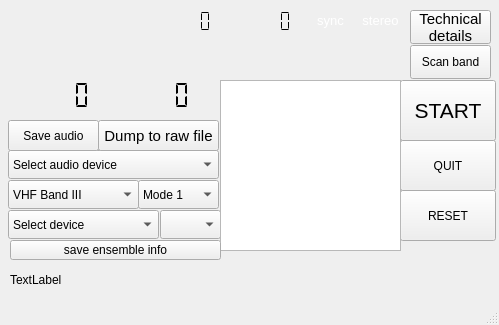
Old version of the form forms/dabradio.ui in the repository JvanKatwijk/qt-dab.
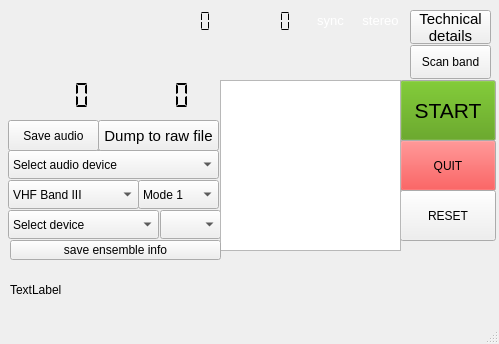
New version of the form.

Commit message: dabradio.ui: tool tips updated, start + quit colorized

Patch:
```diff
--- a/forms/dabradio.ui
+++ b/forms/dabradio.ui
@@ -7,7 +7,7 @@
     <x>0</x>
     <y>0</y>
     <width>499</width>
-    <height>325</height>
+    <height>344</height>
    </rect>
   </property>
   <property name="windowTitle">
@@ -234,7 +234,7 @@
       <x>10</x>
       <y>260</y>
       <width>471</width>
-      <height>41</height>
+      <height>61</height>
      </rect>
     </property>
     <property name="toolTip">
@@ -271,6 +271,43 @@
       <height>61</height>
      </rect>
     </property>
+    <property name="palette">
+     <palette>
+      <active>
+       <colorrole role="Button">
+        <brush brushstyle="SolidPattern">
+         <color alpha="255">
+          <red>78</red>
+          <green>154</green>
+          <blue>6</blue>
+         </color>
+        </brush>
+       </colorrole>
+      </active>
+      <inactive>
+       <colorrole role="Button">
+        <brush brushstyle="SolidPattern">
+         <color alpha="255">
+          <red>78</red>
+          <green>154</green>
+          <blue>6</blue>
+         </color>
+        </brush>
+       </colorrole>
+      </inactive>
+      <disabled>
+       <colorrole role="Button">
+        <brush brushstyle="SolidPattern">
+         <color alpha="255">
+          <red>78</red>
+          <green>154</green>
+          <blue>6</blue>
+         </color>
+        </brush>
+       </colorrole>
+      </disabled>
+     </palette>
+    </property>
     <property name="font">
      <font>
       <pointsize>16</pointsize>
@@ -291,6 +328,46 @@
       <height>51</height>
      </rect>
     </property>
+    <property name="palette">
+     <palette>
+      <active>
+       <colorrole role="Button">
+        <brush brushstyle="SolidPattern">
+         <color alpha="255">
+          <red>239</red>
+          <green>41</green>
+          <blue>41</blue>
+         </color>
+        </brush>
+       </colorrole>
+      </active>
+      <inactive>
+       <colorrole role="Button">
+        <brush brushstyle="SolidPattern">
+         <color alpha="255">
+          <red>239</red>
+          <green>41</green>
+          <blue>41</blue>
+         </color>
+        </brush>
+       </colorrole>
+      </inactive>
+      <disabled>
+       <colorrole role="Button">
+        <brush brushstyle="SolidPattern">
+         <color alpha="255">
+          <red>239</red>
+          <green>41</green>
+          <blue>41</blue>
+         </color>
+        </brush>
+       </colorrole>
+      </disabled>
+     </palette>
+    </property>
+    <property name="toolTip">
+     <string>&lt;html&gt;&lt;head/&gt;&lt;body&gt;&lt;p&gt;Quit the program&lt;/p&gt;&lt;/body&gt;&lt;/html&gt;</string>
+    </property>
     <property name="text">
      <string>QUIT</string>
     </property>
```
Left out of the diff: 25 changed lines with no effect on the pictures.
